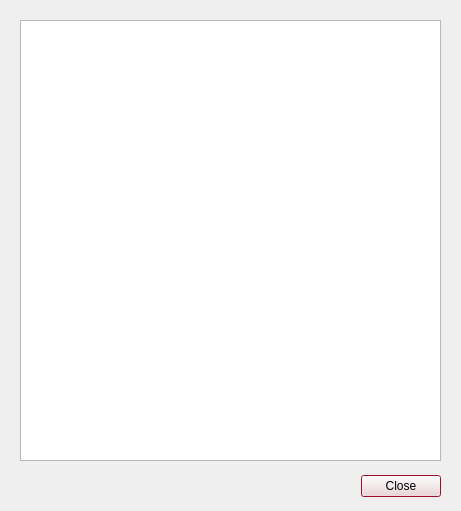
The window that cuACS/viewmatches.ui (cameronhawtin/Animal-Farm-cuACS) describes before a commit, drawn with Qt 5.
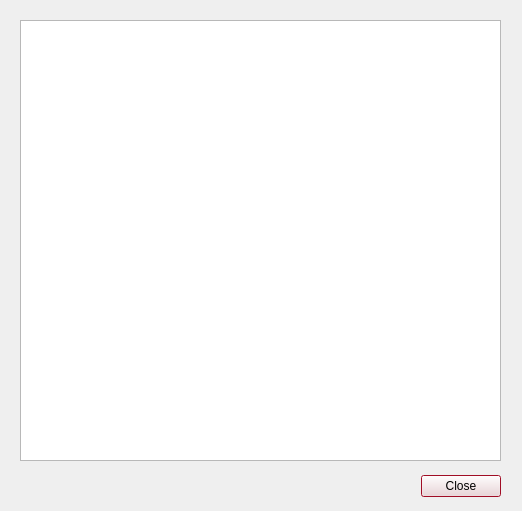
The same window after the commit.

What changed in the file:
```diff
--- a/cuACS/viewmatches.ui
+++ b/cuACS/viewmatches.ui
@@ -6,7 +6,7 @@
    <rect>
     <x>0</x>
     <y>0</y>
-    <width>461</width>
+    <width>522</width>
     <height>511</height>
    </rect>
   </property>
@@ -161,7 +161,7 @@
   <widget class="QDialogButtonBox" name="buttonBox">
    <property name="geometry">
     <rect>
-     <x>100</x>
+     <x>160</x>
      <y>470</y>
      <width>341</width>
      <height>32</height>
@@ -179,7 +179,7 @@
     <rect>
      <x>20</x>
      <y>20</y>
-     <width>421</width>
+     <width>481</width>
      <height>441</height>
     </rect>
    </property>
```
